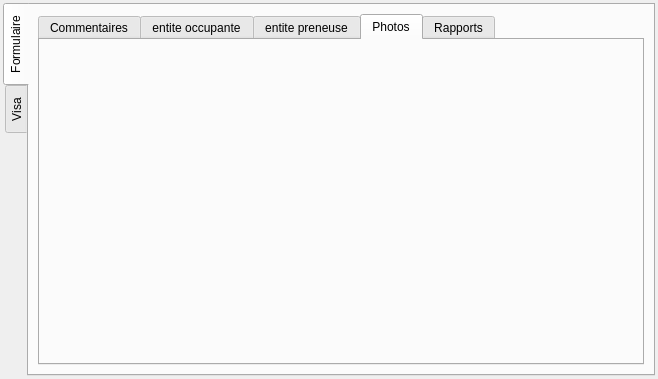
Qt form Lamia/iface/qgiswidget/tools/toolprepro/base2_chantier/lamiabasechantier_observation_tool_ui.ui (Artelia/Lamia) before a commit.
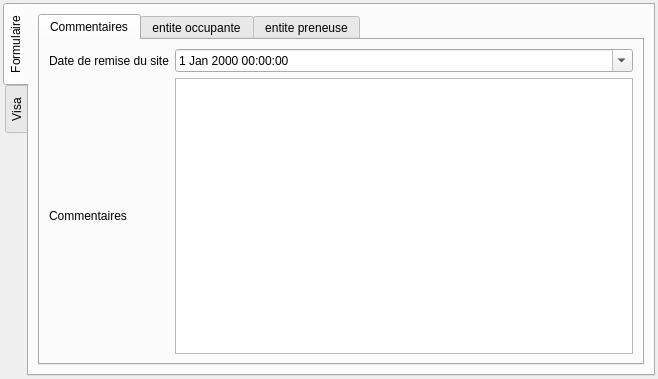
The same form after that commit. The open tabs and pages were chosen to show the change. Icons and pictures are not drawn.

Diff of the .ui file:
```diff
--- a/Lamia/iface/qgiswidget/tools/toolprepro/base2_chantier/lamiabasechantier_observation_tool_ui.ui
+++ b/Lamia/iface/qgiswidget/tools/toolprepro/base2_chantier/lamiabasechantier_observation_tool_ui.ui
@@ -379,7 +379,7 @@
            <item>
             <widget class="QTabWidget" name="tabWidget_pvmisedispo">
              <property name="currentIndex">
-              <number>3</number>
+              <number>0</number>
              </property>
              <widget class="QWidget" name="tab_17">
               <attribute name="title">
@@ -526,18 +526,6 @@
                </item>
               </layout>
              </widget>
-             <widget class="QWidget" name="tab_11">
-              <attribute name="title">
-               <string>Photos</string>
-              </attribute>
-              <layout class="QVBoxLayout" name="verticalLayout_16"/>
-             </widget>
-             <widget class="QWidget" name="tab_13">
-              <attribute name="title">
-               <string>Rapports</string>
-              </attribute>
-              <layout class="QVBoxLayout" name="verticalLayout_21"/>
-             </widget>
             </widget>
            </item>
           </layout>
```
Left out of the diff: 2 changed lines with no effect on the pictures.
